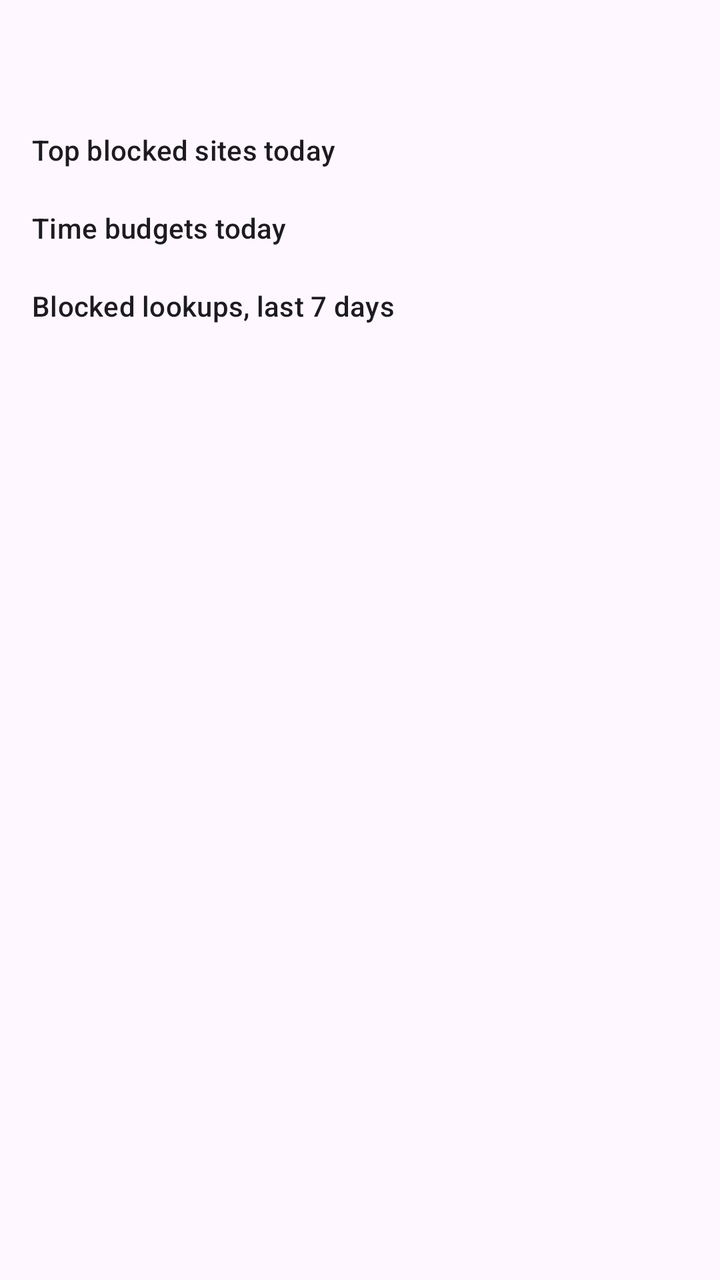
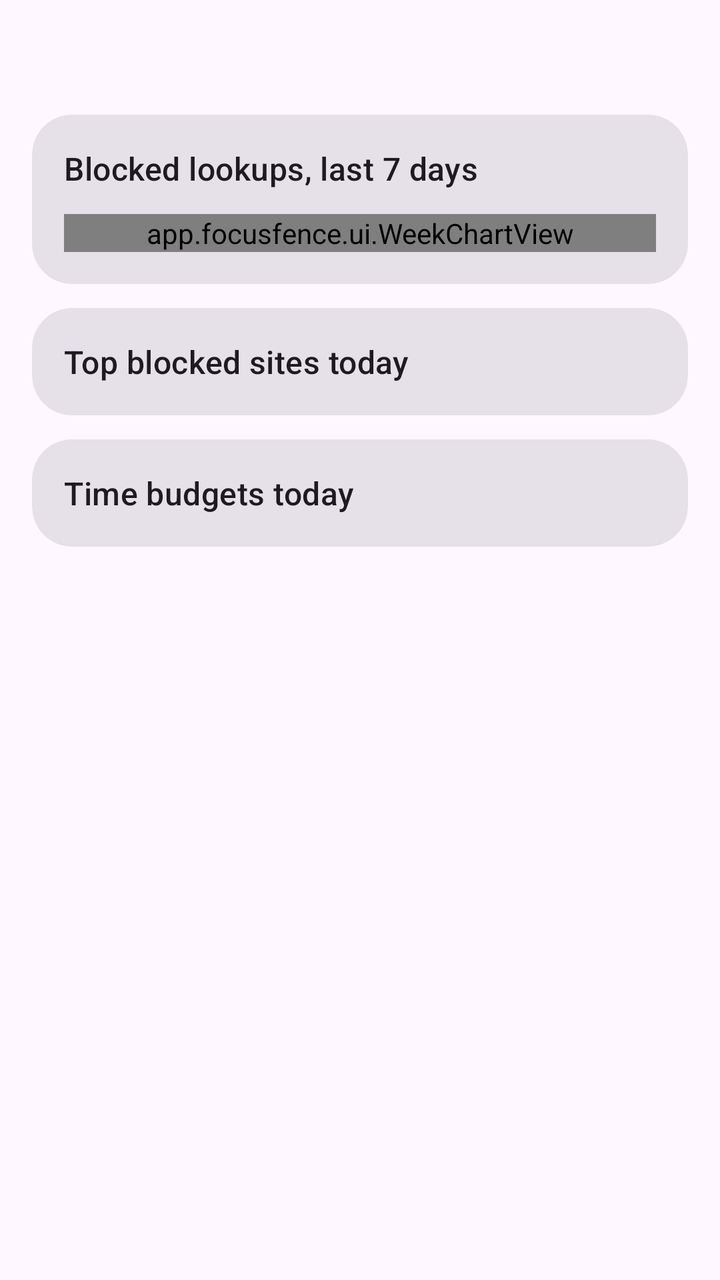

Compare the two renders of this Android layout. The source of the first and the diff that turns it into the second are given below.
<!-- AndroidManifest.xml: application theme Theme.FocusFence -->
<!-- res/layout/fragment_stats.xml -->
<?xml version="1.0" encoding="utf-8"?>
<androidx.core.widget.NestedScrollView
    xmlns:android="http://schemas.android.com/apk/res/android"
    android:layout_width="match_parent"
    android:layout_height="match_parent">

    <LinearLayout
        android:layout_width="match_parent"
        android:layout_height="wrap_content"
        android:orientation="vertical"
        android:padding="16dp">

        <TextView
            android:id="@+id/todaySummary"
            android:layout_width="match_parent"
            android:layout_height="wrap_content"
            android:textAppearance="?attr/textAppearanceTitleLarge" />

        <TextView
            android:layout_width="wrap_content"
            android:layout_height="wrap_content"
            android:layout_marginTop="20dp"
            android:text="@string/stats_domains_header"
            android:textAppearance="?attr/textAppearanceTitleSmall" />

        <LinearLayout
            android:id="@+id/domainStats"
            android:layout_width="match_parent"
            android:layout_height="wrap_content"
            android:orientation="vertical" />

        <TextView
            android:layout_width="wrap_content"
            android:layout_height="wrap_content"
            android:layout_marginTop="20dp"
            android:text="@string/stats_budgets_header"
            android:textAppearance="?attr/textAppearanceTitleSmall" />

        <LinearLayout
            android:id="@+id/budgetStats"
            android:layout_width="match_parent"
            android:layout_height="wrap_content"
            android:orientation="vertical" />

        <TextView
            android:layout_width="wrap_content"
            android:layout_height="wrap_content"
            android:layout_marginTop="20dp"
            android:text="@string/stats_week_header"
            android:textAppearance="?attr/textAppearanceTitleSmall" />

        <LinearLayout
            android:id="@+id/weekStats"
            android:layout_width="match_parent"
            android:layout_height="wrap_content"
            android:orientation="vertical" />
    </LinearLayout>
</androidx.core.widget.NestedScrollView>
<!-- resources referenced by this layout -->
<resources>
  <string name="stats_budgets_header">Time budgets today</string>
  <string name="stats_domains_header">Top blocked sites today</string>
  <string name="stats_week_header">Blocked lookups, last 7 days</string>
  <style name="Theme.FocusFence" parent="Theme.Material3.DayNight.NoActionBar">
          <item name="colorPrimary">@color/brand_primary</item>
          
          <item name="materialCardViewStyle">@style/Widget.Material3.CardView.Filled</item>
          
          <item name="android:statusBarColor">?attr/colorSurface</item>
          <item name="android:navigationBarColor">?attr/colorSurface</item>
          <item name="android:windowLightStatusBar">true</item>
      </style>
  <color name="brand_primary">#2E7D32</color>
</resources>

<!-- the commit's change to res/layout/fragment_stats.xml (unified diff, before → after) -->
@@ -1,6 +1,7 @@
 <?xml version="1.0" encoding="utf-8"?>
 <androidx.core.widget.NestedScrollView
     xmlns:android="http://schemas.android.com/apk/res/android"
+    xmlns:app="http://schemas.android.com/apk/res-auto"
     android:layout_width="match_parent"
     android:layout_height="match_parent">
 
@@ -16,43 +17,77 @@
             android:layout_height="wrap_content"
             android:textAppearance="?attr/textAppearanceTitleLarge" />
 
-        <TextView
-            android:layout_width="wrap_content"
-            android:layout_height="wrap_content"
-            android:layout_marginTop="20dp"
-            android:text="@string/stats_domains_header"
-            android:textAppearance="?attr/textAppearanceTitleSmall" />
-
-        <LinearLayout
-            android:id="@+id/domainStats"
+        <com.google.android.material.card.MaterialCardView
             android:layout_width="match_parent"
             android:layout_height="wrap_content"
-            android:orientation="vertical" />
-
-        <TextView
-            android:layout_width="wrap_content"
-            android:layout_height="wrap_content"
-            android:layout_marginTop="20dp"
-            android:text="@string/stats_budgets_header"
-            android:textAppearance="?attr/textAppearanceTitleSmall" />
-
-        <LinearLayout
-            android:id="@+id/budgetStats"
+            android:layout_marginTop="12dp"
+            app:cardCornerRadius="20dp"
+            app:contentPadding="16dp">
+            <LinearLayout
+                android:layout_width="match_parent"
+                android:layout_height="wrap_content"
+                android:orientation="vertical">
+                <TextView
+                    android:layout_width="wrap_content"
+                    android:layout_height="wrap_content"
+                    android:text="@string/stats_week_header"
+                    android:textAppearance="?attr/textAppearanceTitleMedium" />
+                <app.focusfence.ui.WeekChartView
+                    android:id="@+id/weekChart"
+                    android:layout_width="match_parent"
+                    android:layout_height="wrap_content"
+                    android:layout_marginTop="12dp" />
+                <LinearLayout
+                    android:id="@+id/weekStats"
+                    android:layout_width="match_parent"
+                    android:layout_height="wrap_content"
+                    android:orientation="vertical"
+                    android:visibility="gone" />
+            </LinearLayout>
+        </com.google.android.material.card.MaterialCardView>
+        <com.google.android.material.card.MaterialCardView
             android:layout_width="match_parent"
             android:layout_height="wrap_content"
-            android:orientation="vertical" />
-
-        <TextView
-            android:layout_width="wrap_content"
-            android:layout_height="wrap_content"
-            android:layout_marginTop="20dp"
-            android:text="@string/stats_week_header"
-            android:textAppearance="?attr/textAppearanceTitleSmall" />
-
-        <LinearLayout
-            android:id="@+id/weekStats"
+            android:layout_marginTop="12dp"
+            app:cardCornerRadius="20dp"
+            app:contentPadding="16dp">
+            <LinearLayout
+                android:layout_width="match_parent"
+                android:layout_height="wrap_content"
+                android:orientation="vertical">
+                <TextView
+                    android:layout_width="wrap_content"
+                    android:layout_height="wrap_content"
+                    android:text="@string/stats_domains_header"
+                    android:textAppearance="?attr/textAppearanceTitleMedium" />
+                <LinearLayout
+                    android:id="@+id/domainStats"
+                    android:layout_width="match_parent"
+                    android:layout_height="wrap_content"
+                    android:orientation="vertical" />
+            </LinearLayout>
+        </com.google.android.material.card.MaterialCardView>
+        <com.google.android.material.card.MaterialCardView
             android:layout_width="match_parent"
             android:layout_height="wrap_content"
-            android:orientation="vertical" />
+            android:layout_marginTop="12dp"
+            app:cardCornerRadius="20dp"
+            app:contentPadding="16dp">
+            <LinearLayout
+                android:layout_width="match_parent"
+                android:layout_height="wrap_content"
+                android:orientation="vertical">
+                <TextView
+                    android:layout_width="wrap_content"
+                    android:layout_height="wrap_content"
+                    android:text="@string/stats_budgets_header"
+                    android:textAppearance="?attr/textAppearanceTitleMedium" />
+                <LinearLayout
+                    android:id="@+id/budgetStats"
+                    android:layout_width="match_parent"
+                    android:layout_height="wrap_content"
+                    android:orientation="vertical" />
+            </LinearLayout>
+        </com.google.android.material.card.MaterialCardView>
     </LinearLayout>
 </androidx.core.widget.NestedScrollView>
